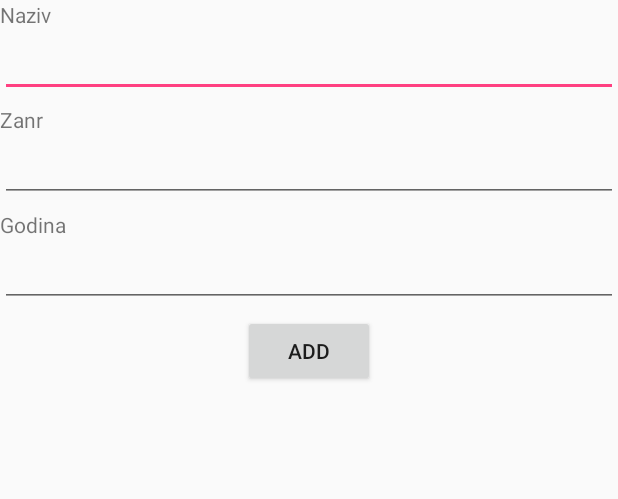
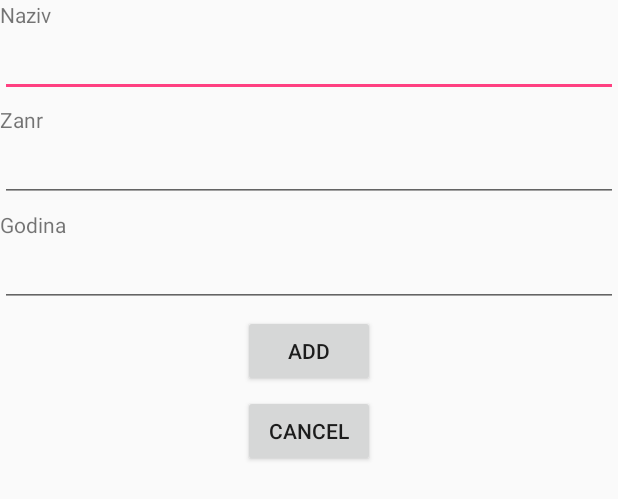
Before and after one commit to BojanBatinic/Termin30, an Android app: the layout add_film.xml on its own in the app's theme, with its tools: preview values and no code run, on a phone screen of 412 x 824 dp. Shown: the top 499 px of the screen. Run offline under Robolectric (Android 15) with nearby library versions, the phone set to English and light mode, and no system bars.

Commit message:
Dodato dugme cancel, lepo izgleda i nista ne radi.

```diff
--- a/app/src/main/res/layout/add_film.xml
+++ b/app/src/main/res/layout/add_film.xml
@@ -74,4 +74,19 @@
 
     </LinearLayout>
 
+    <LinearLayout
+        android:layout_width="match_parent"
+        android:layout_height="wrap_content"
+        android:orientation="vertical"
+        android:layout_marginBottom="5dp"
+        android:gravity="center">
+
+        <Button
+            android:id="@+id/cancel_note"
+            android:layout_width="wrap_content"
+            android:layout_height="wrap_content"
+            android:text="Cancel"/>
+
+    </LinearLayout>
+
 </LinearLayout>
```
Also changed, not shown: app/src/main/res/layout/add_glumac_layout.xml (+15 -0 lines).
